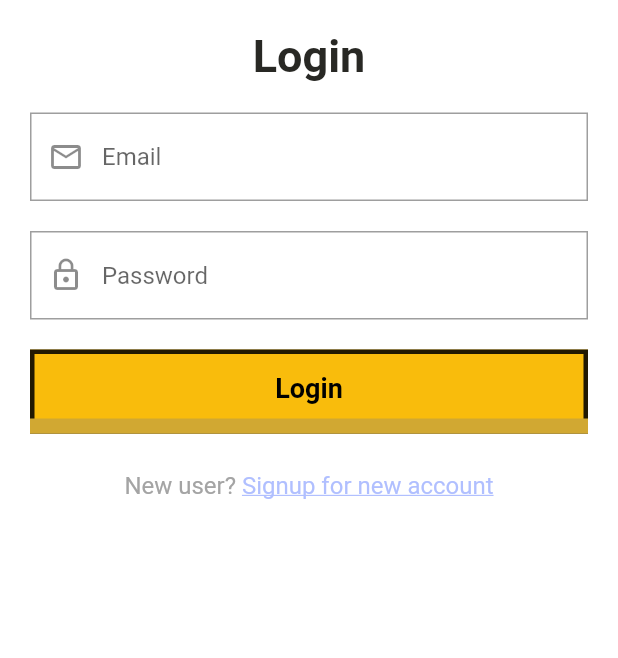
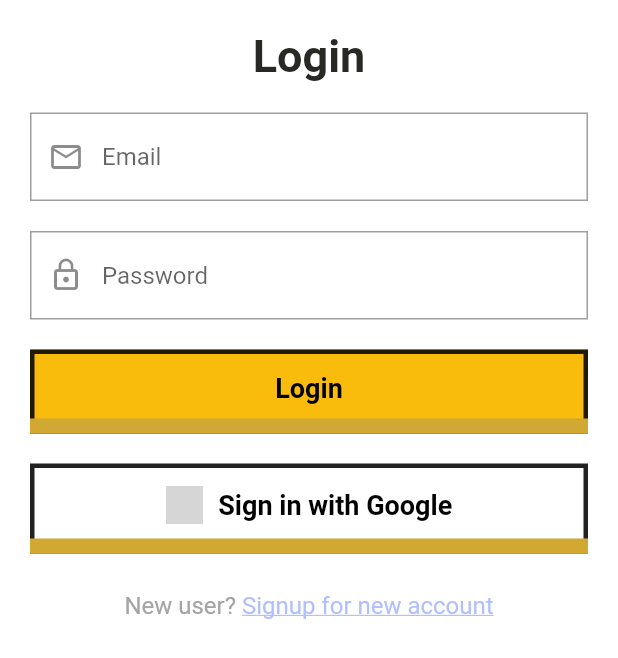
Before and after one commit to huynhnhan3110/clbsach, a Flutter app: the LoginForm widget shown alone on an empty page, opened directly, on a phone screen of 412 x 824 dp. Shown: the top 658 px of the screen. Run offline on Flutter 3.47's test engine with Material 2 defaults, Android fonts, the phone set to English and light mode, and no system bars; our stand-ins replace firebase_auth, firebase_core, google_sign_in; accounts and stored records are empty; grey boxes are pictures that could not be loaded.

Commit message:
Upload screenshots

```diff
--- a/clb_sach/lib/main.dart
+++ b/clb_sach/lib/main.dart
@@ -1,4 +1,4 @@
-import 'package:clb_sach/screens/login/login.dart';
+import 'package:clb_sach/screens/root/root.dart';
 import 'package:clb_sach/states/currentuser.dart';
 import 'package:clb_sach/utils/ourTheme.dart';
 import 'package:firebase_core/firebase_core.dart';
@@ -19,7 +19,7 @@ class MyApp extends StatelessWidget {
         title: 'Flutter Demo',
         debugShowCheckedModeBanner: false,
         theme: OurTheme().buildTheme(),
-        home: OurLogin(),
+        home: OurRoot(),
       ),
     );
   }
--- a/clb_sach/lib/screens/login/localWidget/loginform.dart
+++ b/clb_sach/lib/screens/login/localWidget/loginform.dart
@@ -6,11 +6,19 @@ import 'package:flutter/gestures.dart';
 import 'package:flutter/material.dart';
 import 'package:provider/provider.dart';
 import 'package:clb_sach/widgets/ourDialog.dart';
+enum LoginType {
+  google,email
+}
+class LoginForm extends StatefulWidget {
+  @override
+  _LoginFormState createState() => _LoginFormState();
+}
 
+class _LoginFormState extends State<LoginForm> {
+  TextEditingController _email = new TextEditingController();
 
-class LoginForm extends StatelessWidget {
-  TextEditingController _email = new TextEditingController();
   TextEditingController _password = new TextEditingController();
+
   @override
   Widget build(BuildContext context) {
 
@@ -47,7 +55,7 @@ class LoginForm extends StatelessWidget {
                     if(_email.text == '' || _password.text == '') {
                       ScaffoldMessenger.of(context).showSnackBar(SnackBar(content: Text("Password/Email not enter"),duration: Duration(seconds: 2),));
                     } else {
-                      _login(_email.text,_password.text,context);
+                      _login(logintype: LoginType.email, email:_email.text,password: _password.text,context: context);
                     }
                   },
                   child: Container(
@@ -67,8 +75,46 @@ class LoginForm extends StatelessWidget {
                         textAlign: TextAlign.center),
                   ),
                 ),
+          SizedBox(height: 20,),
+          TextButton(
+                  style: TextButton.styleFrom(
+                    shape:
+                        RoundedRectangleBorder(borderRadius: BorderRadius.zero),
+                    backgroundColor: Colors.white,
+                    side: BorderSide(
+                      color: Colors.black87,
+                      width: 3,
+                    ),
+                    padding: EdgeInsets.only(top: 15, bottom: 0),
+                  ),
+                  onPressed: () {
+                    _login(logintype: LoginType.google, context: context);
+                  },
+                  child: Container(
+                    width: double.infinity,
+                    padding: const EdgeInsets.only(bottom: 10),
+                    decoration: BoxDecoration(
+                      border: Border(
+                        bottom:
+                            BorderSide(width: 10.0, color: Color(0xffd1a832)),
+                      ),
+                    ),
+                    child: Row(
+                      mainAxisAlignment: MainAxisAlignment.center,
+                      children: [
+                      Image(image: AssetImage("assets/google_logo.png"),height: 25.0,),
+                      Padding(padding: const EdgeInsets.only(left: 10.0),
+                      child: Text('Sign in with Google',
+                        style: TextStyle(
+                            color: Colors.black,
+                            fontWeight: FontWeight.bold,
+                            fontSize: 18),
+                        textAlign: TextAlign.center),
+                      )
+                    ],)
+                  ),
+                ),
           SizedBox(height: 25,),
-
           RichText(
             text: TextSpan(
               text: "New user? ",style: TextStyle(color: Theme.of(context).accentColor,fontSize: 16,),
@@ -84,10 +130,25 @@ class LoginForm extends StatelessWidget {
     );
   }
 
-  void _login(String email, String password, BuildContext context) async {
+  void _login({required LoginType logintype,String? email, String? password, required BuildContext context}) async {
     OurDialog.showLoadingDialog(context, 'Loading...');
     CurrentUser _currentUser = Provider.of<CurrentUser>(context, listen: false);
-    if(await _currentUser.login(email, password)) {
+    String result = "fail";
+    switch(logintype) {
+      case LoginType.google:
+        if(await _currentUser.loginWithGoogle()) {
+           result = "success";
+        }
+        break;
+      case LoginType.email:
+        if(await _currentUser.loginWithEmail(email!, password!)) {
+          result = "success";
+        }
+        break;
+        default:
+    }
+
+    if(result == "success") {
       OurDialog.hideLoadingDialog(context);
       Navigator.of(context).push(
         MaterialPageRoute(builder: (context) => HomeScreen(),)
--- a/clb_sach/lib/screens/signup/localWidget/signupform.dart
+++ b/clb_sach/lib/screens/signup/localWidget/signupform.dart
@@ -1,4 +1,3 @@
-import 'package:clb_sach/screens/login/localWidget/loginform.dart';
 import 'package:clb_sach/states/currentuser.dart';
 import 'package:clb_sach/widgets/ourContainer.dart';
 import 'package:clb_sach/widgets/ourDialog.dart';
--- a/clb_sach/pubspec.yaml
+++ b/clb_sach/pubspec.yaml
@@ -26,6 +26,7 @@ dependencies:
   firebase_auth: ^3.0.1
   provider: ^5.0.0
   firebase_core: ^1.4.0
+  google_sign_in: ^5.0.4
 
   # The following adds the Cupertino Icons font to your application.
   # Use with the CupertinoIcons class for iOS style icons.
@@ -50,6 +51,7 @@ flutter:
   assets:
     - logo.png
     - logo.gif
+    - google_logo.png
     - logo-transparent.png
 
   # An image asset can refer to one or more resolution-specific "variants", see
```
Also changed, not shown: clb_sach/lib/screens/home/home.dart (+15 -1 lines), clb_sach/lib/screens/root/root.dart (added, +43 -0 lines), clb_sach/lib/states/currentuser.dart (+52 -2 lines), clb_sach/assets/google_logo.png (added), clb_sach/pubspec.lock, 2 other files.
